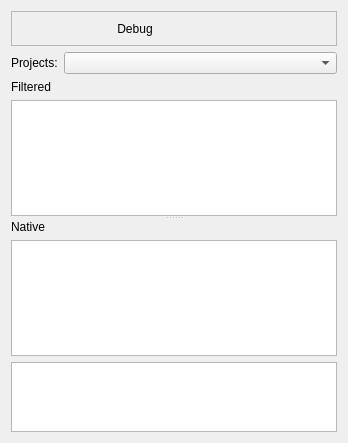
Qt form v2/branches/xupmanager/gui/XUPProjectManager.ui (testmana2/mks) before a commit.
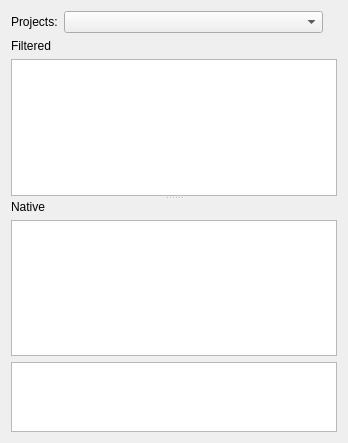
The same form after that commit.

Commit message: Actions are now inserted in a qtoolbar, add a new unit test

Patch:
```diff
--- a/v2/branches/xupmanager/gui/XUPProjectManager.ui
+++ b/v2/branches/xupmanager/gui/XUPProjectManager.ui
@@ -13,92 +13,6 @@
    <string>Project Manager</string>
   </property>
   <layout class="QVBoxLayout" name="verticalLayout_3" >
-   <item>
-    <widget class="QFrame" name="frame" >
-     <property name="frameShape" >
-      <enum>QFrame::StyledPanel</enum>
-     </property>
-     <property name="frameShadow" >
-      <enum>QFrame::Raised</enum>
-     </property>
-     <layout class="QHBoxLayout" name="horizontalLayout" >
-      <property name="spacing" >
-       <number>2</number>
-      </property>
-      <property name="margin" >
-       <number>2</number>
-      </property>
-      <item>
-       <widget class="QToolButton" name="tbOpen" >
-        <property name="iconSize" >
-         <size>
-          <width>22</width>
-          <height>22</height>
-         </size>
-        </property>
-        <property name="autoRaise" >
-         <bool>true</bool>
-        </property>
-       </widget>
-      </item>
-      <item>
-       <widget class="QToolButton" name="tbClose" >
-        <property name="iconSize" >
-         <size>
-          <width>22</width>
-          <height>22</height>
-         </size>
-        </property>
-        <property name="autoRaise" >
-         <bool>true</bool>
-        </property>
-       </widget>
-      </item>
-      <item>
-       <widget class="QToolButton" name="tbEdit" >
-        <property name="iconSize" >
-         <size>
-          <width>22</width>
-          <height>22</height>
-         </size>
-        </property>
-        <property name="autoRaise" >
-         <bool>true</bool>
-        </property>
-       </widget>
-      </item>
-      <item>
-       <widget class="QToolButton" name="tbDebug" >
-        <property name="text" >
-         <string>Debug</string>
-        </property>
-        <property name="iconSize" >
-         <size>
-          <width>22</width>
-          <height>22</height>
-         </size>
-        </property>
-        <property name="autoRaise" >
-         <bool>true</bool>
-        </property>
-       </widget>
-      </item>
-      <item>
-       <spacer name="horizontalSpacer" >
-        <property name="orientation" >
-         <enum>Qt::Horizontal</enum>
-        </property>
-        <property name="sizeHint" stdset="0" >
-         <size>
-          <width>259</width>
-          <height>20</height>
-         </size>
-        </property>
-       </spacer>
-      </item>
-     </layout>
-    </widget>
-   </item>
    <item>
     <layout class="QHBoxLayout" name="horizontalLayout_2" >
      <item>
@@ -117,6 +31,16 @@
      <item>
       <widget class="QComboBox" name="cbProjects" />
      </item>
+     <item>
+      <widget class="QToolBar" name="tbActions" >
+       <property name="sizePolicy" >
+        <sizepolicy vsizetype="Fixed" hsizetype="Maximum" >
+         <horstretch>0</horstretch>
+         <verstretch>0</verstretch>
+        </sizepolicy>
+       </property>
+      </widget>
+     </item>
     </layout>
    </item>
    <item>
```
Left out of the diff: 5 changed lines with no effect on the pictures. The commit also changes 2 other files.
